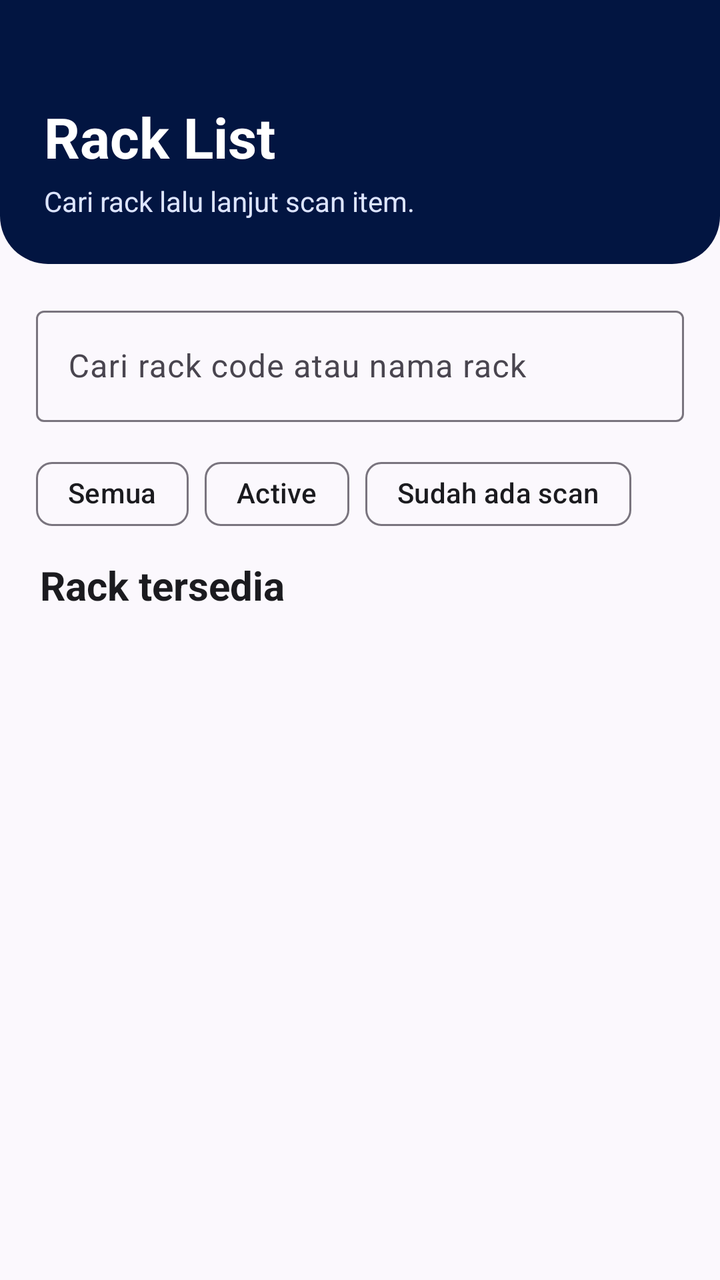
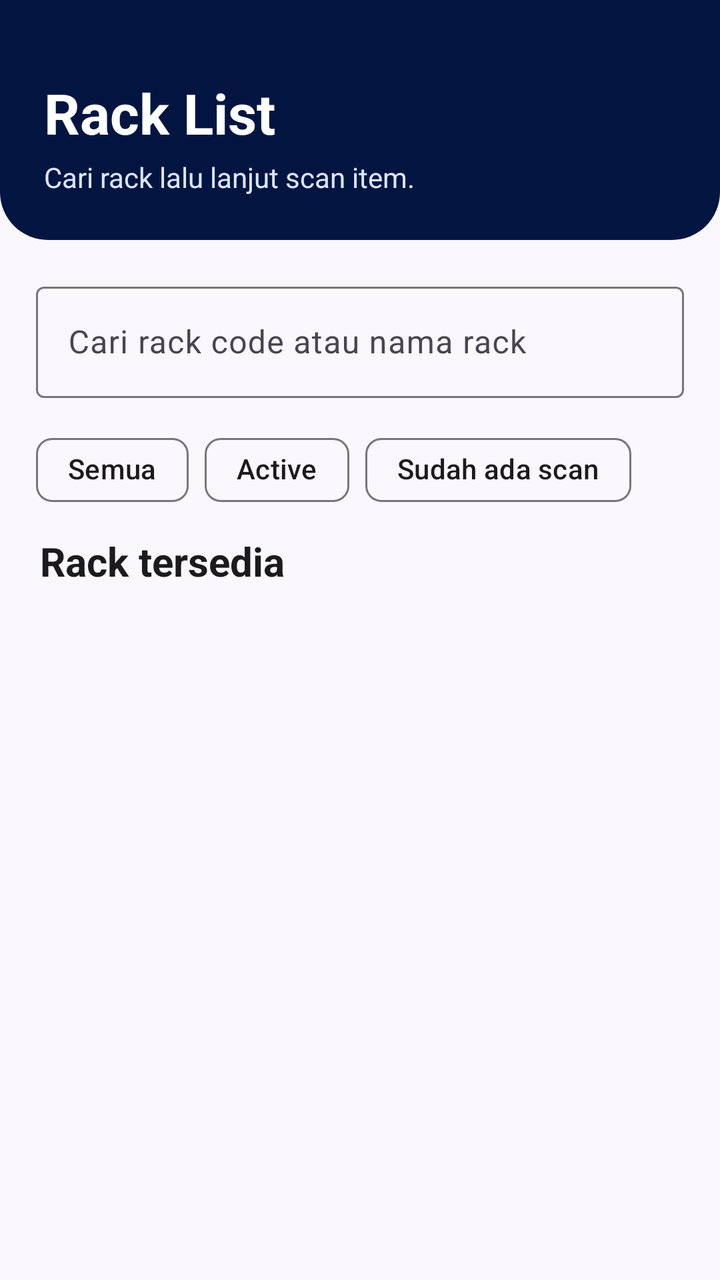

Screens rendered from an Android XML layout before and after an edit, with the pre-edit source and the edit as a unified diff.
<!-- AndroidManifest.xml: application theme Theme.HeroStockTake -->
<!-- res/layout/fragment_rack_list.xml -->
<?xml version="1.0" encoding="utf-8"?>
<LinearLayout xmlns:android="http://schemas.android.com/apk/res/android"
    xmlns:app="http://schemas.android.com/apk/res-auto"
    android:layout_width="match_parent"
    android:layout_height="match_parent"
    android:background="@color/hero_surface"
    android:orientation="vertical">

    <LinearLayout
        android:layout_width="match_parent"
        android:layout_height="132dp"
        android:background="@drawable/bg_header_panel"
        android:gravity="bottom"
        android:orientation="vertical"
        android:paddingHorizontal="22dp"
        android:paddingBottom="22dp">

        <TextView
            android:id="@+id/rackListSubtitle"
            android:layout_width="match_parent"
            android:layout_height="wrap_content"
            android:ellipsize="end"
            android:maxLines="1"
            android:textColor="#B8C4E8"
            android:textSize="13sp"
            android:textStyle="bold" />

        <TextView
            android:id="@+id/rackListTitle"
            android:layout_width="match_parent"
            android:layout_height="wrap_content"
            android:layout_marginTop="8dp"
            android:text="Rack List"
            android:textColor="@color/white"
            android:textSize="28sp"
            android:textStyle="bold" />

        <TextView
            android:id="@+id/rackListMeta"
            android:layout_width="match_parent"
            android:layout_height="wrap_content"
            android:layout_marginTop="4dp"
            android:text="Cari rack lalu lanjut scan item."
            android:textColor="#DDE5FF"
            android:textSize="14sp" />
    </LinearLayout>

    <com.google.android.material.textfield.TextInputLayout
        style="@style/Widget.Material3.TextInputLayout.OutlinedBox"
        android:layout_width="match_parent"
        android:layout_height="wrap_content"
        android:layout_marginHorizontal="18dp"
        android:layout_marginTop="18dp"
        android:hint="Cari rack code atau nama rack">

        <com.google.android.material.textfield.TextInputEditText
            android:id="@+id/rackSearchInput"
            android:layout_width="match_parent"
            android:layout_height="wrap_content"
            android:inputType="text"
            android:minHeight="52dp"
            android:singleLine="true" />
    </com.google.android.material.textfield.TextInputLayout>

    <com.google.android.material.chip.ChipGroup
        android:id="@+id/rackFilterGroup"
        android:layout_width="match_parent"
        android:layout_height="wrap_content"
        android:layout_marginHorizontal="18dp"
        android:layout_marginTop="12dp"
        app:selectionRequired="true"
        app:singleSelection="true">

        <com.google.android.material.chip.Chip
            android:id="@+id/filterRackAll"
            android:layout_width="wrap_content"
            android:layout_height="wrap_content"
            android:checked="true"
            android:text="Semua" />

        <com.google.android.material.chip.Chip
            android:id="@+id/filterRackActive"
            android:layout_width="wrap_content"
            android:layout_height="wrap_content"
            android:text="Active" />

        <com.google.android.material.chip.Chip
            android:id="@+id/filterRackCounted"
            android:layout_width="wrap_content"
            android:layout_height="wrap_content"
            android:text="Sudah ada scan" />
    </com.google.android.material.chip.ChipGroup>

    <LinearLayout
        android:layout_width="match_parent"
        android:layout_height="wrap_content"
        android:gravity="center_vertical"
        android:orientation="horizontal"
        android:paddingHorizontal="20dp"
        android:paddingTop="8dp">

        <TextView
            style="@style/HeroSectionTitle"
            android:layout_width="0dp"
            android:layout_height="wrap_content"
            android:layout_weight="1"
            android:text="Rack tersedia" />

        <TextView
            android:id="@+id/rackCount"
            android:layout_width="wrap_content"
            android:layout_height="wrap_content"
            android:textColor="@color/hero_text_muted"
            android:textSize="13sp"
            android:textStyle="bold" />
    </LinearLayout>

    <TextView
        android:id="@+id/rackState"
        android:layout_width="match_parent"
        android:layout_height="wrap_content"
        android:layout_marginHorizontal="20dp"
        android:layout_marginTop="8dp"
        android:textColor="@color/hero_text_muted"
        android:textSize="14sp"
        android:visibility="gone" />

    <androidx.recyclerview.widget.RecyclerView
        android:id="@+id/rackList"
        android:layout_width="match_parent"
        android:layout_height="0dp"
        android:layout_marginTop="6dp"
        android:layout_weight="1"
        android:clipToPadding="false"
        android:paddingHorizontal="16dp"
        android:paddingBottom="22dp" />
</LinearLayout>
<!-- resources referenced by this layout -->
<resources>
  <color name="hero_surface">#FBF8FD</color>
  <color name="hero_text_muted">#5C5D66</color>
  <color name="white">#FFFFFF</color>
  <!-- drawable bg_header_panel (drawable) -->
  <?xml version="1.0" encoding="utf-8"?>
  <shape xmlns:android="http://schemas.android.com/apk/res/android">
      <solid android:color="@color/hero_navy" />
      <corners android:bottomLeftRadius="24dp" android:bottomRightRadius="24dp" />
  </shape>
  <style name="HeroSectionTitle">
          <item name="android:textColor">@color/hero_text</item>
          <item name="android:textStyle">bold</item>
          <item name="android:textSize">20sp</item>
      </style>
  <style name="Theme.HeroStockTake" parent="Theme.Material3.Light.NoActionBar">
          <item name="colorPrimary">@color/hero_navy</item>
          <item name="colorOnPrimary">@color/white</item>
          <item name="colorSecondary">@color/hero_red</item>
          <item name="colorOnSecondary">@color/white</item>
          <item name="colorSurface">@color/hero_surface</item>
          <item name="colorOnSurface">@color/hero_text</item>
          <item name="android:windowLightStatusBar">true</item>
          <item name="android:statusBarColor">@color/hero_navy</item>
          <item name="android:navigationBarColor">@color/white</item>
          <item name="android:windowActionModeOverlay">true</item>
      </style>
  <color name="hero_navy">#021541</color>
  <color name="hero_text">#1B1B1F</color>
  <color name="hero_red">#E41F25</color>
</resources>

<!-- the commit's change to res/layout/fragment_rack_list.xml (unified diff, before → after) -->
@@ -8,7 +8,7 @@
 
     <LinearLayout
         android:layout_width="match_parent"
-        android:layout_height="132dp"
+        android:layout_height="120dp"
         android:background="@drawable/bg_header_panel"
         android:gravity="bottom"
         android:orientation="vertical"
